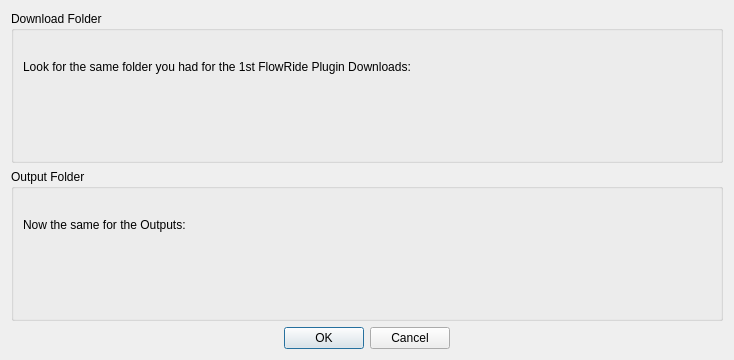
This is OSM_PT_routing_dialog_base.ui in skagejj/osm_pt_routing as Qt 5 draws it before an edit. The edited form follows.
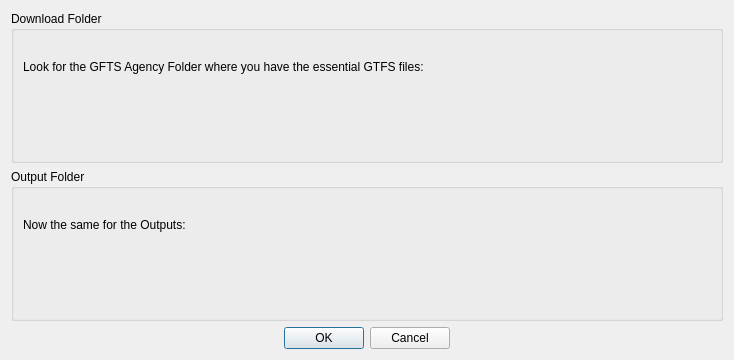
This is the edited form. Custom widgets are drawn as their Qt base class.

```diff
--- a/OSM_PT_routing_dialog_base.ui
+++ b/OSM_PT_routing_dialog_base.ui
@@ -13,7 +13,7 @@
   <property name="minimumSize">
    <size>
     <width>550</width>
-    <height>300</height>
+    <height>250</height>
    </size>
   </property>
   <property name="maximumSize">
@@ -35,7 +35,7 @@
       <item>
        <widget class="QLabel" name="label">
         <property name="text">
-         <string>Look for the same folder you had for the 1st FlowRide Plugin Downloads:</string>
+         <string>Look for the GFTS Agency Folder where you have the essential GTFS files:</string>
         </property>
        </widget>
       </item>
```
